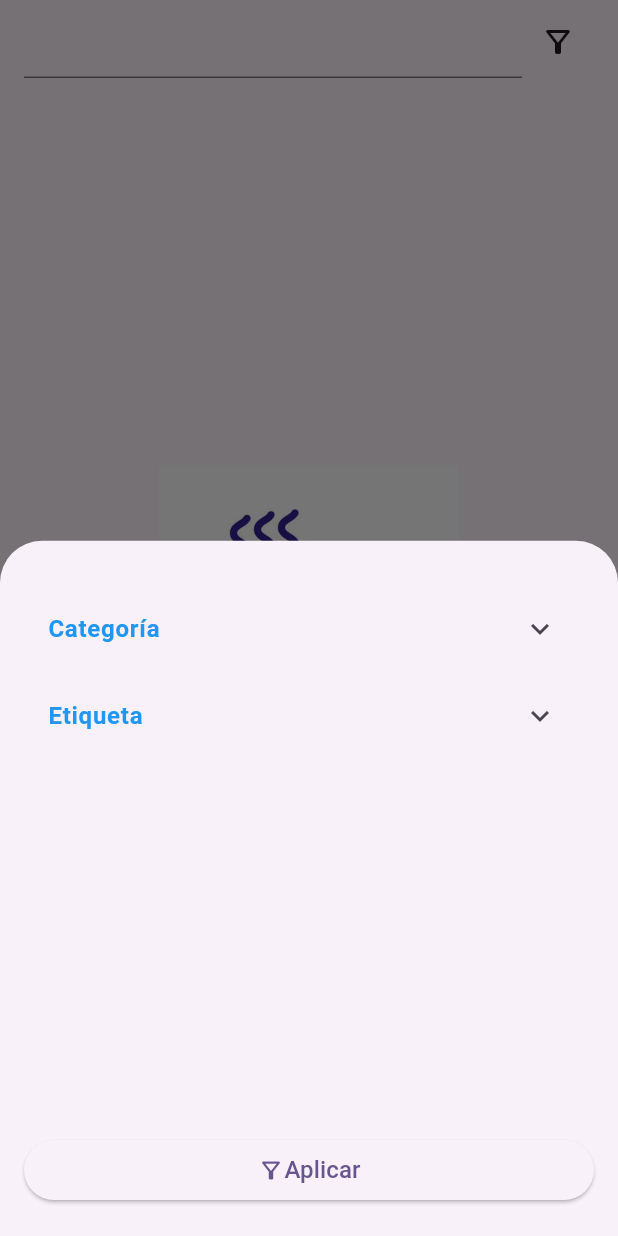
After one commit to mgmeza11/RecipeProject, a Flutter app: the screen it shows after launch, after a tap on the "filter alt" icon, on a phone screen of 412 x 824 dp. The commit adds this screen. Run offline on Flutter 3.47's test engine with Material 3 defaults, Android fonts, the light colour scheme and no system bars; our stand-ins replace flutter_riverpod, sqflite; missing offline and left inert: dart:ffi; accounts and stored records are empty.

Commit message:
Implements filter funcionality

```diff
--- a/lib/datasources/RecipeDatasource.dart
+++ b/lib/datasources/RecipeDatasource.dart
@@ -27,8 +27,8 @@ class RecipeDatasource{
     return data.map((item) => Recipe.fromMap(item)).toList();
   }
 
-  Future<List<Recipe>> getFilteredList(String where, List<Object> whereArgs) async {
-    final data = await databaseHelper.getWhere(RECIPES_TABLENAME, where, whereArgs);
+  Future<List<Recipe>> getFilteredList(String where, List<dynamic> whereArgs) async {
+    final data = await databaseHelper.query(where, whereArgs);
     return data.map((item) => Recipe.fromMap(item)).toList();
   }
 
--- a/lib/datasources/TagDatasource.dart
+++ b/lib/datasources/TagDatasource.dart
@@ -17,7 +17,7 @@ class TagDatasource {
 
   Future<List<Tag>> getByRecipe(int recipeId) async {
     String query = 'SELECT * FROM $TAGS_TABLENAME t LEFT JOIN $TAG_RECIPE_TABLENAME tr ON t.id = tr.id_tag WHERE tr.id_recipe = ? ';
-    final data = await databaseHelper.query(query, recipeId);
+    final data = await databaseHelper.queryById(query, recipeId);
     return data.map((item) => Tag.fromMap(item)).toList();
   }
 
--- /dev/null
+++ b/lib/models/FilterState.dart
@@ -0,0 +1,40 @@
+
+class FilterState {
+  List<RecipeFilter> totalFilters = [];
+
+  List<dynamic> currentFilters = [];
+
+  FilterState({required this.totalFilters, required this.currentFilters});
+
+  FilterState copyWith({List<RecipeFilter>? totalFilters, List<dynamic>? currentFilters}){
+    return FilterState(totalFilters: totalFilters?? this.totalFilters, currentFilters: currentFilters ?? this.currentFilters);
+  }
+}
+
+class RecipeFilter{
+  List<RecipeFilterItem> items = [];
+  FilterType type;
+
+  RecipeFilter({required this.type, required this.items});
+}
+
+class RecipeFilterItem{
+  dynamic data;
+  bool selected = false;
+
+  RecipeFilterItem({required this.data, required this.selected});
+
+  RecipeFilterItem copyWith({dynamic? data, bool? selected}){
+    return RecipeFilterItem(data: data?? this.data, selected: selected?? this.selected);
+  }
+}
+
+enum FilterType{
+  category(name: "Categoría"),
+  tag(name: "Etiqueta");
+
+  final String name;
+
+  const FilterType({required this.name});
+
+}
--- /dev/null
+++ b/lib/providers/RecipeFiltersProvider.dart
@@ -0,0 +1,56 @@
+import 'package:flutter_riverpod/flutter_riverpod.dart';
+import 'package:recipes_project/models/FilterState.dart';
+import 'package:recipes_project/utils/Categories.dart';
+
+import '../models/Tag.dart';
+import '../repository/TagRepository.dart';
+
+class RecipeFiltersNotifier extends StateNotifier<FilterState>{
+
+  TagRepository tagRepository;
+
+  RecipeFiltersNotifier({required this.tagRepository}):super(FilterState(totalFilters: [], currentFilters: []));
+
+  void init(List<dynamic> currentFilters) async {
+    List<RecipeFilter> availableFilters = [];
+    availableFilters.add(getCategoryList(currentFilters));
+    availableFilters.add(await getTags(currentFilters));
+    state = FilterState(totalFilters: availableFilters, currentFilters: currentFilters);
+  }
+
+  RecipeFilter getCategoryList(List<dynamic> currentFilters){
+    List<CategoryType> categories = CategoryType.values;
+    List<CategoryType> categoriesSelected = currentFilters.whereType<CategoryType>().cast<CategoryType>().toList();
+
+    List<RecipeFilterItem> items = categories.map((e) => RecipeFilterItem(data: e, selected: categoriesSelected.any((element) => element.code == e.code))).toList();
+    return RecipeFilter(type: FilterType.category, items: items);
+
+  }
+
+  Future<RecipeFilter> getTags(List<dynamic> currentFilters) async{
+    List<Tag> tagList = await tagRepository.getAll();
+    List<Tag> tagSelected = currentFilters.whereType<Tag>().cast<Tag>().toList();
+
+    List<RecipeFilterItem> items = tagList.map((e) => RecipeFilterItem(data: e, selected: tagSelected.any((element) => element.id == e.id))).toList();
+    return RecipeFilter(type: FilterType.tag, items: items);
+  }
+
+  void updateSelectedStatus(bool status, int indexTitle, int indexChildren){
+    List<RecipeFilter> newFilters = state.totalFilters;
+    RecipeFilterItem itemToUpdate = newFilters[indexTitle].items[indexChildren];
+    newFilters[indexTitle].items[indexChildren] = itemToUpdate.copyWith(selected : status);
+    state = state.copyWith(totalFilters: newFilters);
+
+  }
+
+  List<dynamic> getSelectedFilters(){
+    return state.totalFilters.expand((element) => element.items).where((element) => element.selected == true).map((e) => e.data).toList();
+  }
+
+
+}
+
+final recipeFilterProvider = StateNotifierProvider<RecipeFiltersNotifier, FilterState>((ref) {
+  final tagRepository = ref.read(tagRepositoryProvider);
+  return RecipeFiltersNotifier(tagRepository: tagRepository);
+});
--- a/lib/repository/RecipeRepository.dart
+++ b/lib/repository/RecipeRepository.dart
@@ -19,6 +19,10 @@ class RecipeRepository {
     return recipeDatasource.insert(recipe);
   }
 
+  Future<List<Recipe>> filterList(String where, List<dynamic> whereArgs) async {
+    return recipeDatasource.getFilteredList(where, whereArgs);
+  }
+
 }
 
 final recipeRepositoryProvider = Provider<RecipeRepository>((ref) {
--- /dev/null
+++ b/lib/screens/RecipeFiltersScreen.dart
@@ -0,0 +1,79 @@
+import 'package:flutter/material.dart';
+import 'package:flutter_riverpod/flutter_riverpod.dart';
+import 'package:recipes_project/models/FilterState.dart';
+import 'package:recipes_project/providers/RecipeFiltersProvider.dart';
+import '../utils/FilterUtils.dart';
+
+class RecipeFiltersScreen extends ConsumerStatefulWidget {
+  List<dynamic> currentFilters;
+  Function(List<dynamic>) callBack;
+  RecipeFiltersScreen({super.key, required this.currentFilters, required this.callBack});
+
+  @override
+  ConsumerState<RecipeFiltersScreen> createState() =>
+      RecipeFiltersScreenState();
+}
+
+class RecipeFiltersScreenState extends ConsumerState<RecipeFiltersScreen> {
+  @override
+  void initState() {
+    super.initState();
+    ref.read(recipeFilterProvider.notifier).init(widget.currentFilters);
+  }
+
+  @override
+  Widget build(BuildContext context) {
+    final filterListState = ref.watch(recipeFilterProvider);
+    List<RecipeFilter> filterStateList = filterListState.totalFilters;
+    return Padding(
+      padding: const EdgeInsets.only(top: 30, left: 16, right: 16, bottom: 20),
+      child: Column(
+        children: [
+          Expanded(
+              child: ListView.builder(
+                  itemCount: filterStateList.length,
+                  itemBuilder: (context, indexTitle) {
+                    return ExpansionTile(
+                        title: Text(
+                          filterStateList[indexTitle].type.name,
+                          style: const TextStyle(
+                              fontWeight: FontWeight.bold, color: Colors.blue),
+                        ),
+                        children: filterStateList[indexTitle].items.asMap().entries.map((e) {
+                          return CheckboxListTile(
+                            title: Text(
+                              getFilterLabel(e.value.data),
+                              style: const TextStyle(color: Colors.black38),
+                            ),
+                            value: e.value.selected,
+                            onChanged: (status) {
+                              ref.read(recipeFilterProvider.notifier).updateSelectedStatus(status ?? false, indexTitle, e.key);
+                            },
+                          );
+                        }).toList());
+                  })),
+          CustomButton(() {
+            widget.callBack(ref.read(recipeFilterProvider.notifier).getSelectedFilters());
+            Navigator.of(context).pop();
+          })
+        ],
+      ),
+    );
+  }
+
+  Widget CustomButton(VoidCallback onPressed) {
+    return ElevatedButton(
+        onPressed: onPressed,
+        child: const Row(
+          mainAxisSize: MainAxisSize.max,
+          mainAxisAlignment: MainAxisAlignment.center,
+          children: [
+            Icon(Icons.filter_alt_outlined),
+            Text(
+              'Aplicar',
+              style: TextStyle(fontSize: 16),
+            )
+          ],
+        ));
+  }
+}
--- a/lib/screens/RecipeListScreen.dart
+++ b/lib/screens/RecipeListScreen.dart
@@ -1,15 +1,15 @@
 import 'package:flutter/material.dart';
-import 'package:flutter/src/widgets/framework.dart';
 import 'package:flutter_riverpod/flutter_riverpod.dart';
 import 'package:recipes_project/screens/RecipeDetailScreen.dart';
+import 'package:recipes_project/screens/RecipeFiltersScreen.dart';
+import 'package:recipes_project/utils/CustomException.dart';
+import 'package:recipes_project/utils/FilterUtils.dart';
 import 'package:recipes_project/widgets/ErrorWidget.dart';
 import 'package:recipes_project/widgets/LoadingWidget.dart';
 import 'package:recipes_project/widgets/RecipeCardWidget.dart';
-
 import '../models/Recipe.dart';
 import '../providers/RecipeListProvider.dart';
 import 'RecipeFormScreen.dart';
-
 
 class RecipeListScreen extends ConsumerStatefulWidget {
   const RecipeListScreen({super.key});
@@ -19,7 +19,6 @@ class RecipeListScreen extends ConsumerStatefulWidget {
 }
 
 class RecipeListScreenState extends ConsumerState<RecipeListScreen> {
-
   @override
   void initState() {
     super.initState();
@@ -29,24 +28,56 @@ class RecipeListScreenState extends ConsumerState<RecipeListScreen> {
   @override
   Widget build(BuildContext context) {
     final itemListState = ref.watch(recipeListProvider);
+    final notifier = ref.read(recipeListProvider.notifier);
     return Scaffold(
-      floatingActionButton: FloatingActionButton(onPressed: () {
-        Navigator.push(context, MaterialPageRoute(builder: (context) => RecipeFormScreen()));
-      },
-        child: const Icon(Icons.add),
-      ),
-      body: itemListState.when(
-          data: (itemList){
-            return BodyRecipeList(itemList, (idRecipe){
-              Navigator.push(context, MaterialPageRoute(builder: (context) => RecipeDetailScreen(idRecipe: idRecipe,)));
-            });
+        appBar: AppBar(
+          title: Row(
+            children: [
+              Expanded(child: TextField(onChanged: (value){ref.read(recipeListProvider.notifier).updateKeyword(value);},)),
+              IconButton(
+                  onPressed: () {
+                    showFilterBottomSheet(itemListState.value?.currentFilters ?? [], (filters){
+                      notifier.updateFilters(filters);
+                    });
+                  },
+                  icon: const Icon(Icons.filter_alt_outlined)),
+            ],
+          ),
+        ),
+        floatingActionButton: FloatingActionButton(
+          onPressed: () {
+            Navigator.push(context,
+                MaterialPageRoute(builder: (context) => RecipeFormScreen()));
           },
-          error: (e, s){return CustomErrorWidget(message: e.toString());},
-          loading: (){return LoadingWidget();})
-    );
+          child: const Icon(Icons.add),
+        ),
+        body: itemListState.when(data: (state) {
+          return Column(
+            crossAxisAlignment: CrossAxisAlignment.start,
+            children: [
+              ContainerFilterTags(state.currentFilters, (index) => {
+                ref.read(recipeListProvider.notifier).deleteFilter(index)
+              }),
+              Expanded(
+                  child: (state.listRecipe.isNotEmpty)? BodyRecipeList(state.listRecipe, (idRecipe) {
+                Navigator.push(
+                    context,
+                    MaterialPageRoute(
+                        builder: (context) => RecipeDetailScreen(
+                              idRecipe: idRecipe,
+                            )));
+              }) : CustomErrorWidget(message: CustomExceptionTypes.noResult.message)
+              )
+            ],
+          );
+        }, error: (e, s) {
+          return CustomErrorWidget(message: e.toString());
+        }, loading: () {
+          return LoadingWidget();
+        }));
   }
 
-  Widget BodyRecipeList (List<Recipe> recipeList, Function(int) onClick){
+  Widget BodyRecipeList(List<Recipe> recipeList, Function(int) onClick) {
     return GridView.builder(
         gridDelegate: const SliverGridDelegateWithFixedCrossAxisCount(
           crossAxisCount: 2,
@@ -54,13 +85,60 @@ class RecipeListScreenState extends ConsumerState<RecipeListScreen> {
           mainAxisSpacing: 3.0,
         ),
         itemCount: recipeList?.length,
-        itemBuilder: (context, index){
+        itemBuilder: (context, index) {
           Recipe recipe = recipeList[index];
           return GestureDetector(
-            child: RecipeCardWidget(recipe : recipe),
-            onTap: (){onClick(recipe.id!);},
+            child: RecipeCardWidget(recipe: recipe),
+            onTap: () {
+              onClick(recipe.id!);
+            },
           );
         });
   }
 
+  Widget ContainerFilterTags(List<dynamic> tagList, Function(int) onDelete) {
+    return Padding(
+        padding: const EdgeInsets.only(right: 10, left: 10),
+        child: Wrap(
+          spacing: 5,
+          children: tagList
+              .asMap()
+              .entries
+              .map((e) =>
+                  FilterTag(filter: e.value, index: e.key, onDelete: onDelete))
+              .toList(),
+        ));
+  }
+
+  Widget FilterTag(
+      {dynamic filter, required int index, required Function(int) onDelete}) {
+    String filterLabel = getFilterLabel(filter);
+    return Chip(
+      label: Text(filterLabel),
+      deleteIcon: const Icon(Icons.close),
+      onDeleted: () {
+        onDelete(index);
+      },
+      backgroundColor: Colors.cyanAccent.withOpacity(0.1),
+      side: BorderSide.none,
+    );
+  }
+
+  void showFilterBottomSheet(List<dynamic> filterList, Function(List<dynamic>) callBack) {
+    showModalBottomSheet(
+        context: context,
+        builder: (context) {
+          return RecipeFiltersScreen(
+            currentFilters: filterList,
+            callBack: callBack,
+          );
+        });
+  }
+
+  void showSnackbar(String message){
+    final snackBar = SnackBar(
+      content: Text(message),
+    );
+    ScaffoldMessenger.of(context).showSnackBar(snackBar);
+  }
 }
--- a/lib/utils/CustomException.dart
+++ b/lib/utils/CustomException.dart
@@ -11,7 +11,7 @@ class CustomException implements Exception{
 enum CustomExceptionTypes{
   empty('Aún no cuentas con recetas'),
   notFound('No se han encontrado resultados'),
-  technicalError('Ha ocurrido un error'),
+  technicalError('Ha ocurrido un error técnico'),
   noResult('No se han encontrado resultados que coincidan con el criterio de búsqueda');
 
   final String message;
--- /dev/null
+++ b/lib/utils/FilterUtils.dart
@@ -0,0 +1,8 @@
+import '../models/Tag.dart';
+import 'Categories.dart';
+
+String getFilterLabel(dynamic item){
+if(item is CategoryType) return item.name;
+if(item is Tag) return item.description;
+return "";
+}
--- a/lib/widgets/ErrorWidget.dart
+++ b/lib/widgets/ErrorWidget.dart
@@ -11,14 +11,14 @@ class CustomErrorWidget extends StatelessWidget{
   @override
   Widget build(BuildContext context) {
     return Center(
-      child: Column(
+      child: Padding(padding: const EdgeInsets.all(16), child: Column(
         mainAxisSize: MainAxisSize.min,
         children: [
           Image.asset("assets/olla_cayendo.jpg", height: 200,),
           const Text("OOPS", style: TextStyle(fontSize: 24, fontWeight: FontWeight.bold, color: Colors.blue),),
-          Text(message, style: const TextStyle(fontSize: 18, color: Colors.grey),)
+          Text(message, style: const TextStyle(fontSize: 18, color: Colors.grey),textAlign: TextAlign.center,)
         ],
-      )
+      ))
     );
   }
 
```
Also changed, not shown: lib/models/RecipeListState.dart (added, +13 -0 lines), lib/providers/RecipeListProvider.dart (+45 -8 lines), lib/services/DatabaseHelper.dart (+7 -2 lines), lib/usecases/FilterRecipeListUsecase.dart (added, +76 -0 lines), lib/usecases/GetRecipeListUsecase.dart (added, +20 -0 lines).
